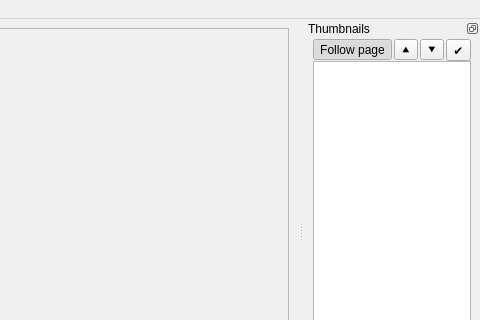
Old version of the form ui/MainWindow.ui in the repository 4lex4/scantailor-advanced; both pictures show x 303 to 783 and y 0 to 320 of the 783 by 464 pixel window.
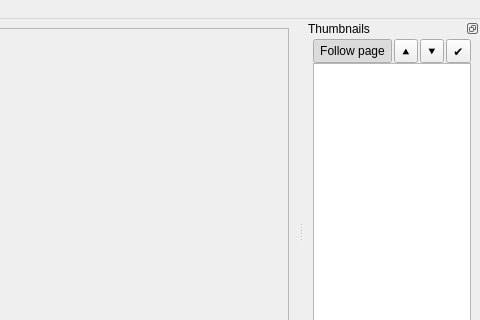
New version of the form. Custom widgets are drawn as their Qt base class.

What changed in the file:
```diff
--- a/ui/MainWindow.ui
+++ b/ui/MainWindow.ui
@@ -139,7 +139,7 @@
          <item>
           <widget class="QToolButton" name="focusButton">
            <property name="sizePolicy">
-            <sizepolicy hsizetype="Preferred" vsizetype="Fixed">
+            <sizepolicy hsizetype="Preferred" vsizetype="Preferred">
              <horstretch>0</horstretch>
              <verstretch>0</verstretch>
             </sizepolicy>
@@ -160,6 +160,17 @@
          </item>
          <item>
           <widget class="QToolButton" name="prevPageBtn">
+           <property name="sizePolicy">
+            <sizepolicy hsizetype="Fixed" vsizetype="Preferred">
+             <horstretch>0</horstretch>
+             <verstretch>0</verstretch>
+            </sizepolicy>
+           </property>
+           <property name="font">
+            <font>
+             <family>sta_thumbnail_panel_icons</family>
+            </font>
+           </property>
            <property name="toolTip">
             <string>Previous page.</string>
            </property>
@@ -170,6 +181,17 @@
          </item>
          <item>
           <widget class="QToolButton" name="nextPageBtn">
+           <property name="sizePolicy">
+            <sizepolicy hsizetype="Fixed" vsizetype="Preferred">
+             <horstretch>0</horstretch>
+             <verstretch>0</verstretch>
+            </sizepolicy>
+           </property>
+           <property name="font">
+            <font>
+             <family>sta_thumbnail_panel_icons</family>
+            </font>
+           </property>
            <property name="toolTip">
             <string>Next page.</string>
            </property>
@@ -180,6 +202,17 @@
          </item>
          <item>
           <widget class="QToolButton" name="filterSelectedBtn">
+           <property name="sizePolicy">
+            <sizepolicy hsizetype="Fixed" vsizetype="Preferred">
+             <horstretch>0</horstretch>
+             <verstretch>0</verstretch>
+            </sizepolicy>
+           </property>
+           <property name="font">
+            <font>
+             <family>sta_thumbnail_panel_icons</family>
+            </font>
+           </property>
            <property name="toolTip">
             <string>Filter selected pages only.</string>
            </property>
```
